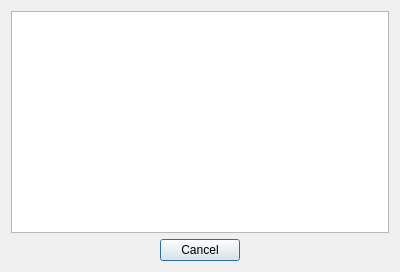
First picture: the form in GuiPG/src/View/Profil/dialogprofil.ui, repository Diakakodo/GuiPG, before the edit.
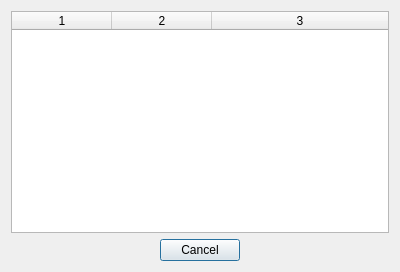
Second picture: the form after the edit.

Commit message: petite modif de rien du tout de dialogprofil

Patch:
```diff
--- a/GuiPG/src/View/Profil/dialogprofil.ui
+++ b/GuiPG/src/View/Profil/dialogprofil.ui
@@ -25,6 +25,18 @@
        <verstretch>0</verstretch>
       </sizepolicy>
      </property>
+     <property name="sortingEnabled">
+      <bool>true</bool>
+     </property>
+     <property name="columnCount">
+      <number>3</number>
+     </property>
+     <attribute name="horizontalHeaderStretchLastSection">
+      <bool>true</bool>
+     </attribute>
+     <column/>
+     <column/>
+     <column/>
     </widget>
    </item>
    <item>
```
The commit also changes 1 other file.
